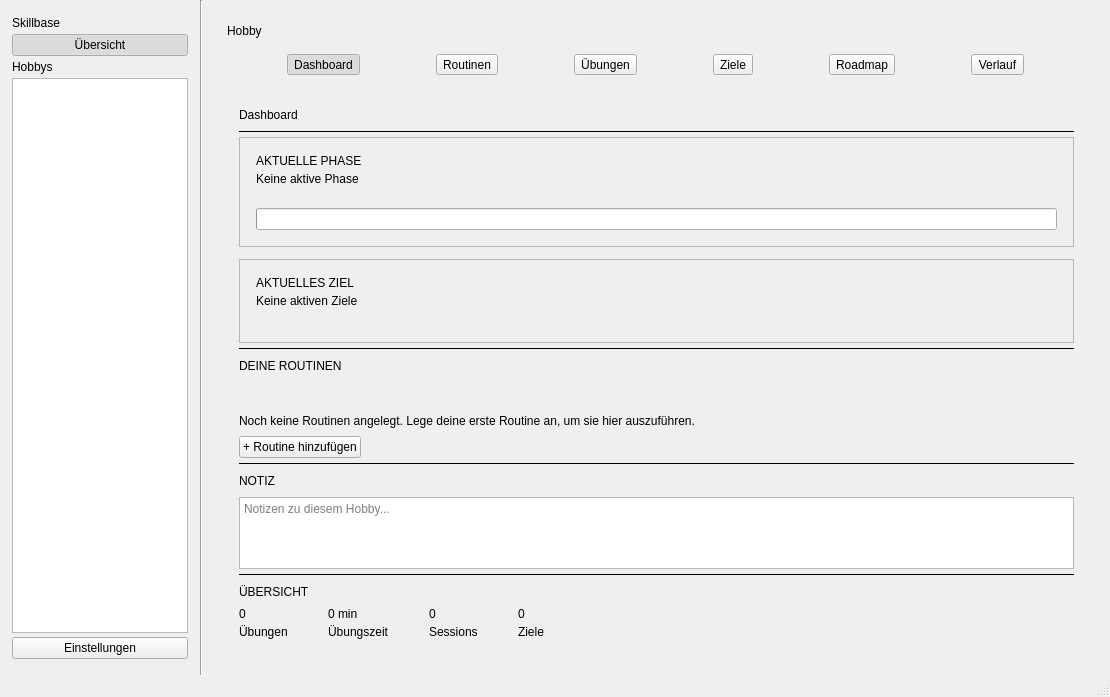
The window that resources/mainwindow.ui (ItsDylan255/Skillbase) describes before a commit, drawn with Qt 5.
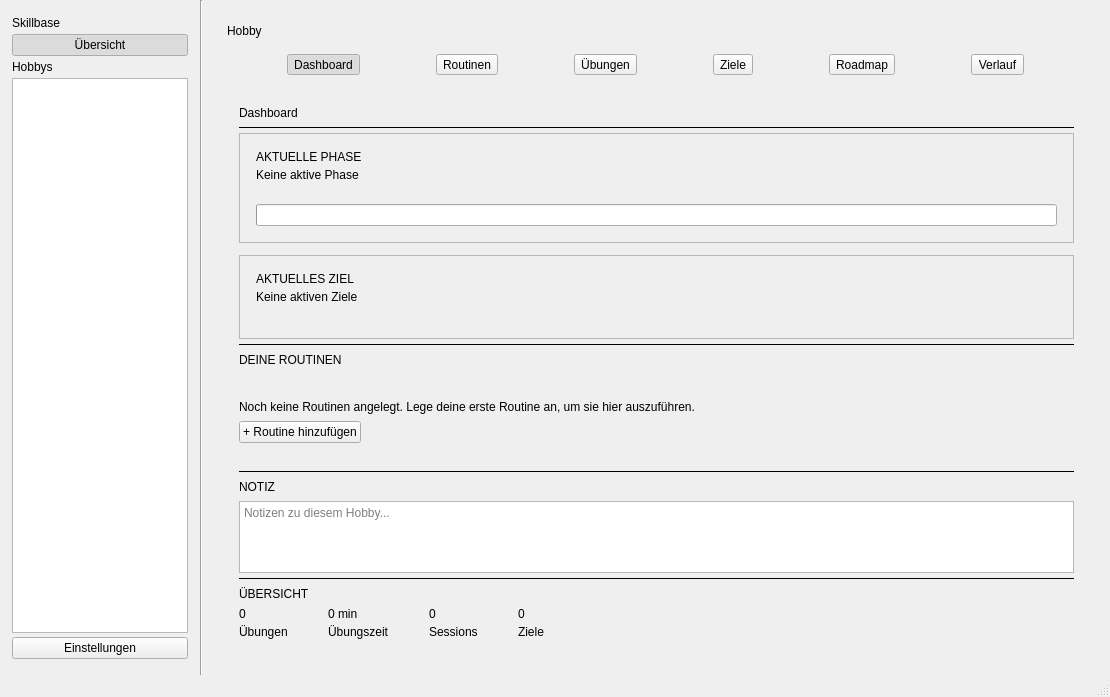
The same window after the commit. The open tabs and pages were chosen to show the change. Custom widgets are drawn as their Qt base class.

Commit message: feat: add routine cards

Patch:
```diff
--- a/resources/mainwindow.ui
+++ b/resources/mainwindow.ui
@@ -679,6 +679,33 @@
                  </property>
                 </widget>
                </item>
+               <item>
+                <widget class="QWidget" name="hobbyCurrentRoutinesContainer" native="true">
+                 <property name="sizePolicy">
+                  <sizepolicy hsizetype="Expanding" vsizetype="Preferred">
+                   <horstretch>0</horstretch>
+                   <verstretch>0</verstretch>
+                  </sizepolicy>
+                 </property>
+                 <layout class="QHBoxLayout" name="hobbyCurrentRoutinesLayout">
+                  <property name="spacing">
+                   <number>12</number>
+                  </property>
+                  <property name="leftMargin">
+                   <number>0</number>
+                  </property>
+                  <property name="topMargin">
+                   <number>0</number>
+                  </property>
+                  <property name="rightMargin">
+                   <number>0</number>
+                  </property>
+                  <property name="bottomMargin">
+                   <number>0</number>
+                  </property>
+                 </layout>
+                </widget>
+               </item>
                <item>
                 <widget class="QFrame" name="hobbyDashboardDivider3">
                  <property name="frameShape">
```
Left out of the diff: 6 changed lines with no effect on the pictures. The commit also changes 12 other files.
